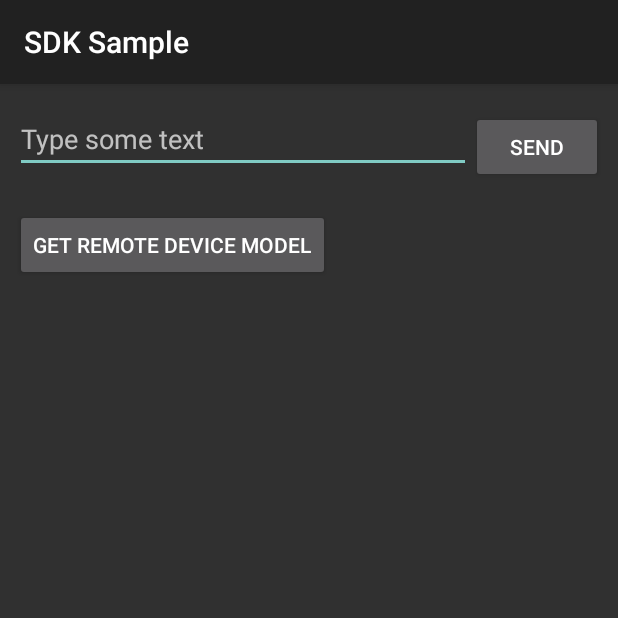
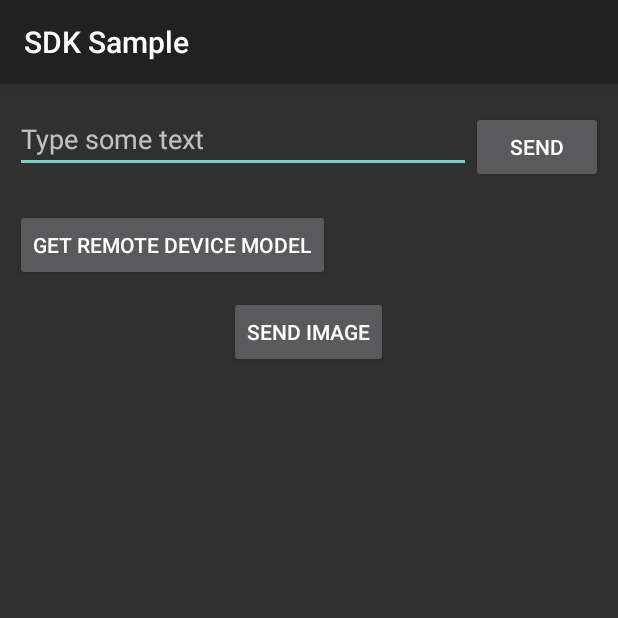
Before and after one commit to Kaleb09/Blade2_Vuzix_App, an Android app: the screen it shows after launch (MainActivity), on a phone screen of 412 x 824 dp, the top half of it. Run offline under Robolectric (Android 15) with nearby library versions, the phone set to English and light mode, and no system bars; libraries missing offline, so code that uses them is left out: com.vuzix.connectivity; 1 statement that could not run was skipped.

Commit message:
image send functionality aded

```diff
--- a/app/src/main/java/com/vuzix/connectivitysdksample/MainActivity.java
+++ b/app/src/main/java/com/vuzix/connectivitysdksample/MainActivity.java
@@ -5,13 +5,21 @@ import android.content.BroadcastReceiver;
 import android.content.Context;
 import android.content.Intent;
 import android.content.IntentFilter;
+import android.graphics.Bitmap;
+import android.graphics.BitmapFactory;
+import android.graphics.drawable.BitmapDrawable;
+import android.graphics.drawable.Drawable;
 import android.os.Bundle;
 import android.view.View;
+import android.widget.Button;
 import android.widget.EditText;
+import android.widget.ImageView;
 import android.widget.Toast;
 
 import com.vuzix.connectivity.sdk.Connectivity;
 import com.vuzix.connectivity.sdk.Device;
+
+import java.io.ByteArrayOutputStream;
 
 public class MainActivity extends Activity {
 
@@ -21,7 +29,8 @@ public class MainActivity extends Activity {
     private static final String EXTRA_TEXT = "text";
 
     private EditText mEditText;
-
+     ImageView imageView;
+     Button sendimage;
     @Override
     protected void onCreate(Bundle savedInstanceState) {
         super.onCreate(savedInstanceState);
@@ -35,6 +44,25 @@ public class MainActivity extends Activity {
 
         setContentView(R.layout.main);
         mEditText = findViewById(R.id.text);
+        sendimage = findViewById(R.id.sendimage);
+        imageView = findViewById(R.id.imageView);
+        sendimage.setOnClickListener(new View.OnClickListener() {
+            @Override
+            public void onClick(View view) {
+                Drawable drawable = getResources().getDrawable(R.drawable.samplepic);
+                Bitmap bitmap = ((BitmapDrawable) drawable).getBitmap();
+
+                ByteArrayOutputStream stream = new ByteArrayOutputStream();
+                bitmap.compress(Bitmap.CompressFormat.JPEG, 100, stream);
+                byte[] byteArray = stream.toByteArray();
+                Intent sendIntent = new Intent(ACTION_SEND);
+                sendIntent.setPackage("com.vuzix.connectivitysdksample");
+
+                sendIntent.putExtra(EXTRA_TEXT, byteArray);
+                Connectivity.get(MainActivity.this).sendBroadcast(sendIntent);
+                mEditText.setText(null);
+            }
+        });
     }
 
     @Override
@@ -80,9 +108,16 @@ public class MainActivity extends Activity {
         public void onReceive(Context context, Intent intent) {
             if (Connectivity.get(context).verify(intent, "com.vuzix.connectivitysdksample")) {
                 String text = intent.getStringExtra(EXTRA_TEXT);
+
                 if (text != null) {
                     Toast.makeText(context, text, Toast.LENGTH_SHORT).show();
                 }
+                byte[] byteArray =intent.getByteArrayExtra("message");
+                  if(byteArray!=null) {
+                      Bitmap bitmap = BitmapFactory.decodeByteArray(byteArray, 0, byteArray.length);
+                      imageView.setImageBitmap(bitmap);
+                  }
+
             }
         }
     };
--- a/app/src/main/res/layout/main.xml
+++ b/app/src/main/res/layout/main.xml
@@ -1,5 +1,7 @@
 <?xml version="1.0" encoding="utf-8"?>
 <LinearLayout xmlns:android="http://schemas.android.com/apk/res/android"
+    xmlns:app="http://schemas.android.com/apk/res-auto"
+    xmlns:tools="http://schemas.android.com/tools"
     android:orientation="vertical"
     android:layout_width="match_parent"
     android:layout_height="match_parent">
@@ -33,4 +35,17 @@
         android:layout_width="wrap_content"
         android:layout_height="wrap_content"
         android:layout_margin="10dp"/>
+
+    <ImageView
+        android:id="@+id/imageView"
+        android:layout_width="match_parent"
+        android:layout_height="wrap_content"
+        tools:src="@tools:sample/avatars" />
+
+    <Button
+        android:id="@+id/sendimage"
+        android:layout_width="wrap_content"
+        android:layout_height="wrap_content"
+        android:layout_gravity="center"
+        android:text="Send image" />
 </LinearLayout>
```
Also changed, not shown: app/src/main/res/drawable/samplepic.png (added).
